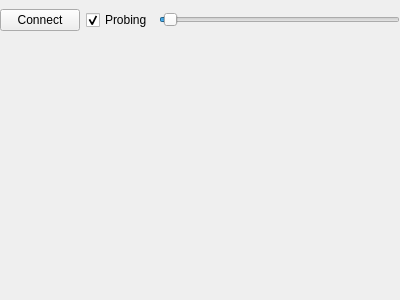
Old version of the form cmainwindow.ui in the repository VioletGiraffe/PrimitiveCameraViewer.
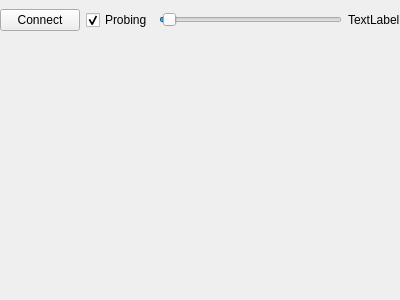
New version of the form.

Commit message: Displaying the current frame value

Patch:
```diff
--- a/cmainwindow.ui
+++ b/cmainwindow.ui
@@ -68,6 +68,13 @@
         </property>
        </widget>
       </item>
+      <item>
+       <widget class="QLabel" name="_lblThresholdValue">
+        <property name="text">
+         <string>TextLabel</string>
+        </property>
+       </widget>
+      </item>
      </layout>
     </item>
     <item>
```
Left out of the diff: 2 changed lines with no effect on the pictures. The commit also changes 2 other files.
